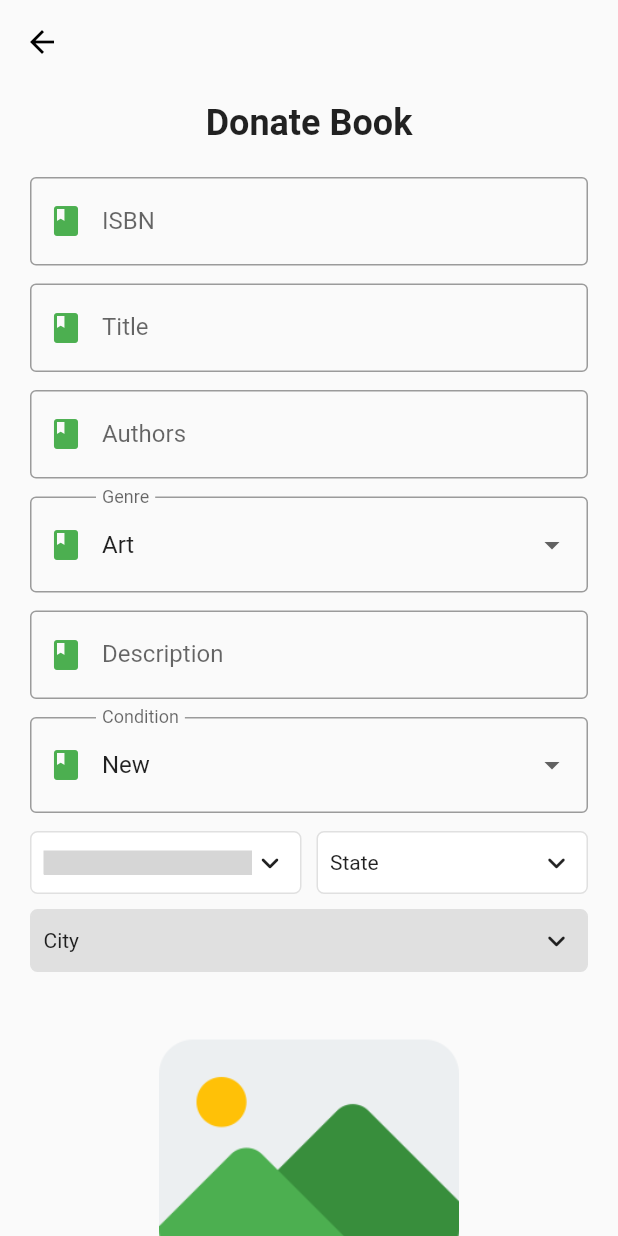
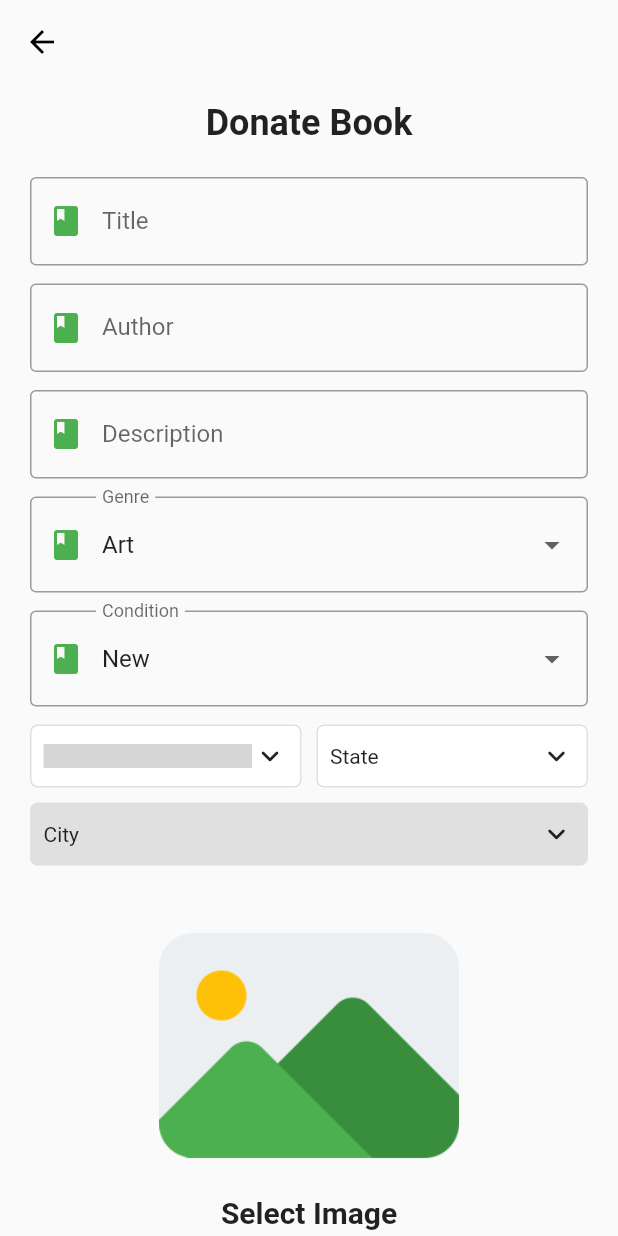
Before and after one commit to varun2430/book_bounty, a Flutter app: the screen it shows once a user with an empty profile is signed in, after a tap on "DONATE", on a phone screen of 412 x 824 dp. Run offline on Flutter 3.47's test engine with Material 2 defaults, Android fonts, the phone set to English and light mode, and no system bars; drawn by our look-alikes of csc_picker; our stand-ins replace cloud_firestore, firebase_auth, firebase_core, firebase_storage, flutter_svg, image_picker; accounts and stored records are empty; network calls fail; grey boxes are pictures that could not be loaded.

Commit message:
updates book schema

```diff
--- a/lib/screens/details/components/body.dart
+++ b/lib/screens/details/components/body.dart
@@ -35,7 +35,7 @@ class Body extends StatelessWidget {
                   child: Column(
                     children: [
                       LocationAndCondition(
-                          location: book.get('location'),
+                          location: '${book.get('city')}, ${book.get('state')}',
                           condition: book.get('condition')),
                       Description(bookDesc: book.get('description')),
                       KnowMoreAndApply(book: book),
--- a/lib/screens/donate/components/body.dart
+++ b/lib/screens/donate/components/body.dart
@@ -15,32 +15,25 @@ class Body extends StatefulWidget {
   State<Body> createState() => _BodyState();
 }
 
-String? stateValue = "", cityValue = "", countryValue = "";
-String imageURL = '';
-String selectedImagePath = '';
-
 class _BodyState extends State<Body> {
   _BodyState() {
     selectedCondition = conditions[0];
     selectedGenre = genres[0];
   }
-  final conditions = ["New", "Good", "Better", "Poor"];
+  final conditions = ["New", "Good", "Fair", "Poor"];
   final genres = [
     'Art',
+    'Autobiography',
     'Biography',
     'Business',
-    'Chick Lit',
     'Children',
-    'Christian',
     'Classics',
     'Comics',
     'Contemporary',
     'Cookbooks',
     'Crime',
-    'Ebooks',
     'Fantasy',
     'Fiction',
-    'Gay and Lesbian',
     'Graphic Novels',
     'Historical Fiction',
     'History',
@@ -67,28 +60,38 @@ class _BodyState extends State<Body> {
     'Travel',
     'Young Adult'
   ];
+
   final _formKey = GlobalKey<FormState>();
-  final isbnController = TextEditingController();
+  String imageURL = '';
+  String selectedImagePath = '';
+  String? stateValue = "", cityValue = "", countryValue = "";
+  String? selectedCondition = '', selectedGenre = '';
+  // final isbnController = TextEditingController();
   final titleController = TextEditingController();
   final authorController = TextEditingController();
-  final genreController = TextEditingController();
   final descriptionController = TextEditingController();
   final imageController = TextEditingController();
-  final conditionController = TextEditingController();
-  final locationController = TextEditingController();
-  String? selectedCondition = '', selectedGenre = '';
+
   @override
   void dispose() {
-    isbnController.dispose();
+    // isbnController.dispose();
     titleController.dispose();
     authorController.dispose();
-    genreController.dispose();
     descriptionController.dispose();
     imageController.dispose();
-    conditionController.dispose();
-    locationController.dispose();
 
     super.dispose();
+  }
+
+  getPrefixList(String str) {
+    str = str.toLowerCase();
+    List<String> prefixList = [];
+    String tmp = "";
+    for (int i = 0; i < str.length; i++) {
+      tmp = tmp + str[i];
+      prefixList.add(tmp);
+    }
+    return prefixList;
   }
 
   Future<void> donate() async {
@@ -112,16 +115,18 @@ class _BodyState extends State<Body> {
     final myCollectionRef = FirebaseFirestore.instance.collection('book');
 
     final myFields = {
-      'isbn': isbnController.text.trim(),
+      // 'isbn': isbnController.text.trim(),
       'title': titleController.text.trim(),
+      'titlePrefix': getPrefixList(titleController.text.trim()),
       'author': authorController.text.trim(),
       'genre': selectedGenre,
       'description': descriptionController.text.trim(),
       'image': imageURL,
       'condition': selectedCondition,
-      'location': "$stateValue, $cityValue",
+      'city': '$cityValue',
+      'state': '$stateValue',
       'donated_by': FirebaseAuth.instance.currentUser!.uid,
-      'applied_by': [],
+      'applied_by': '',
     };
 
     try {
@@ -157,27 +162,27 @@ class _BodyState extends State<Body> {
               key: _formKey,
               child: Column(
                 children: [
-                  Padding(
-                    padding: const EdgeInsets.only(bottom: 12),
-                    child: TextFormField(
-                      controller: isbnController,
-                      keyboardType: TextInputType.number,
-                      textInputAction: TextInputAction.next,
-                      decoration: const InputDecoration(
-                        border: OutlineInputBorder(
-                            borderSide: BorderSide(color: Colors.black)),
-                        focusedBorder: OutlineInputBorder(
-                            borderSide:
-                                BorderSide(color: Color(0xFF66ffee), width: 2)),
-                        prefixIcon: Icon(
-                          Icons.book,
-                          color: Colors.green,
-                        ),
-                        labelText: 'ISBN',
-                        hintText: 'ISBN',
-                      ),
-                    ),
-                  ),
+                  // Padding(
+                  //   padding: const EdgeInsets.only(bottom: 12),
+                  //   child: TextFormField(
+                  //     controller: isbnController,
+                  //     keyboardType: TextInputType.number,
+                  //     textInputAction: TextInputAction.next,
+                  //     decoration: const InputDecoration(
+                  //       border: OutlineInputBorder(
+                  //           borderSide: BorderSide(color: Colors.black)),
+                  //       focusedBorder: OutlineInputBorder(
+                  //           borderSide:
+                  //               BorderSide(color: Color(0xFF66ffee), width: 2)),
+                  //       prefixIcon: Icon(
+                  //         Icons.book,
+                  //         color: Colors.green,
+                  //       ),
+                  //       labelText: 'ISBN',
+                  //       hintText: 'ISBN',
+                  //     ),
+                  //   ),
+                  // ),
                   Padding(
                     padding: const EdgeInsets.only(bottom: 12),
                     child: TextFormField(
@@ -213,8 +218,28 @@ class _BodyState extends State<Body> {
                           Icons.book,
                           color: Colors.green,
                         ),
-                        labelText: 'Authors',
-                        hintText: 'Authors',
+                        labelText: 'Author',
+                        hintText: 'Author',
+                      ),
+                    ),
+                  ),
+                  Padding(
+                    padding: const EdgeInsets.only(bottom: 12),
+                    child: TextFormField(
+                      controller: descriptionController,
+                      textInputAction: TextInputAction.next,
+                      decoration: const InputDecoration(
+                        border: OutlineInputBorder(
+                            borderSide: BorderSide(color: Colors.black)),
+                        focusedBorder: OutlineInputBorder(
+                            borderSide:
+                                BorderSide(color: Color(0xFF66ffee), width: 2)),
+                        prefixIcon: Icon(
+                          Icons.book,
+                          color: Colors.green,
+                        ),
+                        labelText: 'Description',
+                        hintText: 'Description',
                       ),
                     ),
                   ),
@@ -243,43 +268,6 @@ class _BodyState extends State<Body> {
                         hintText: 'Genre',
                       ),
                     ),
-                    // TextFormField(
-                    //   controller: genreController,
-                    //   textInputAction: TextInputAction.next,
-                    //   decoration: const InputDecoration(
-                    //     border: OutlineInputBorder(
-                    //         borderSide: BorderSide(color: Colors.black)),
-                    //     focusedBorder: OutlineInputBorder(
-                    //         borderSide:
-                    //             BorderSide(color: Color(0xFF66ffee), width: 2)),
-                    //     prefixIcon: Icon(
-                    //       Icons.book,
-                    //       color: Colors.green,
-                    //     ),
-                    //     labelText: 'Genre',
-                    //     hintText: 'Genre',
-                    //   ),
-                    // ),
-                  ),
-                  Padding(
-                    padding: const EdgeInsets.only(bottom: 12),
-                    child: TextFormField(
-                      controller: descriptionController,
-                      textInputAction: TextInputAction.next,
-                      decoration: const InputDecoration(
-                        border: OutlineInputBorder(
-                            borderSide: BorderSide(color: Colors.black)),
-                        focusedBorder: OutlineInputBorder(
-                            borderSide:
-                                BorderSide(color: Color(0xFF66ffee), width: 2)),
-                        prefixIcon: Icon(
-                          Icons.book,
-                          color: Colors.green,
-                        ),
-                        labelText: 'Description',
-                        hintText: 'Description',
-                      ),
-                    ),
                   ),
                   Padding(
                     padding: const EdgeInsets.only(bottom: 12),
@@ -306,23 +294,6 @@ class _BodyState extends State<Body> {
                         hintText: 'Condition',
                       ),
                     ),
-                    // TextFormField(
-                    //   controller: conditionController,
-                    //   textInputAction: TextInputAction.next,
-                    //   decoration: const InputDecoration(
-                    //     border: OutlineInputBorder(
-                    //         borderSide: BorderSide(color: Colors.black)),
-                    //     focusedBorder: OutlineInputBorder(
-                    //         borderSide:
-                    //             BorderSide(color: Color(0xFF66ffee), width: 2)),
-                    //     prefixIcon: Icon(
-                    //       Icons.book,
-                    //       color: Colors.green,
-                    //     ),
-                    //     labelText: 'Condition',
-                    //     hintText: 'Condition',
-                    //   ),
-                    // ),
                   ),
                   Padding(
                     padding: const EdgeInsets.only(bottom: 20),
--- a/lib/screens/home/components/book_card.dart
+++ b/lib/screens/home/components/book_card.dart
@@ -46,7 +46,7 @@ class BookCard extends StatelessWidget {
           Padding(
             padding: const EdgeInsets.only(left: 5),
             child: Text(
-              book.get('location'),
+              '${book.get('city')}, ${book.get('state')}',
               overflow: TextOverflow.ellipsis,
               maxLines: 1,
               style: const TextStyle(
--- a/lib/screens/home/home_screen.dart
+++ b/lib/screens/home/home_screen.dart
@@ -1,17 +1,135 @@
+import 'package:cloud_firestore/cloud_firestore.dart';
 import 'package:flutter/material.dart';
-import 'package:book_bounty/screens/home/components/body.dart';
-import 'package:book_bounty/screens/home/components/search_and_menu_button.dart';
 import 'package:book_bounty/screens/donate/donate_screen.dart';
 
-class HomeScreen extends StatelessWidget {
+import '../details/details_screen.dart';
+import '../profile/profile_screen.dart';
+import 'components/book_card.dart';
+import 'components/categories.dart';
+
+class HomeScreen extends StatefulWidget {
   const HomeScreen({Key? key}) : super(key: key);
+
+  @override
+  State<HomeScreen> createState() => _HomeScreenState();
+}
+
+class _HomeScreenState extends State<HomeScreen> {
+  final _searchController = TextEditingController();
+
+  @override
+  void dispose() {
+    _searchController.dispose();
+    super.dispose();
+  }
 
   @override
   Widget build(BuildContext context) {
     return Scaffold(
       backgroundColor: const Color(0xFFB4E4FF),
-      appBar: buildAppBar(context),
-      body: const Body(),
+      appBar: AppBar(
+        elevation: 0,
+        backgroundColor: const Color(0xFF146C94),
+        title: Row(
+          mainAxisAlignment: MainAxisAlignment.spaceBetween,
+          children: [
+            Expanded(
+              child: Container(
+                height: 40,
+                decoration: BoxDecoration(
+                  color: Colors.grey[300],
+                  borderRadius: BorderRadius.circular(30),
+                ),
+                child: TextField(
+                  controller: _searchController,
+                  onChanged: (value) {},
+                  decoration: const InputDecoration(
+                    enabledBorder: InputBorder.none,
+                    focusedBorder: InputBorder.none,
+                    hintText: "Search Book",
+                    prefixIcon: Icon(
+                      Icons.search,
+                      color: Colors.blueAccent,
+                    ),
+                  ),
+                ),
+              ),
+            ),
+            const SizedBox(width: 4),
+            InkWell(
+              onTap: () => Navigator.push(
+                  context,
+                  MaterialPageRoute(
+                    builder: (context) => const ProfileScreen(),
+                  )),
+              borderRadius: BorderRadius.circular(50),
+              child: Container(
+                width: 45,
+                height: 45,
+                decoration: const BoxDecoration(
+                  color: Colors.transparent,
+                  shape: BoxShape.circle,
+                ),
+                child: const Icon(
+                  Icons.account_circle_outlined,
+                  size: 34,
+                  color: Color(0xFFB4E4FF),
+                ),
+              ),
+            ),
+          ],
+        ),
+      ),
+      body: Column(
+        crossAxisAlignment: CrossAxisAlignment.start,
+        children: [
+          const Categories(),
+          Expanded(
+            child: Padding(
+              padding: const EdgeInsets.symmetric(horizontal: 20),
+              child: StreamBuilder<QuerySnapshot>(
+                stream:
+                    FirebaseFirestore.instance.collection('book').snapshots(),
+                builder: (BuildContext context,
+                    AsyncSnapshot<QuerySnapshot> snapshot) {
+                  if (snapshot.hasError) {
+                    return const Text('Something went wrong!');
+                  }
+
+                  if (snapshot.connectionState == ConnectionState.waiting) {
+                    return const Center(
+                      child: CircularProgressIndicator(),
+                    );
+                  }
+
+                  return GridView.builder(
+                    itemCount: snapshot.data!.docs.length,
+                    gridDelegate:
+                        const SliverGridDelegateWithFixedCrossAxisCount(
+                      crossAxisCount: 2,
+                      childAspectRatio: 0.80,
+                      mainAxisSpacing: 15,
+                      crossAxisSpacing: 15,
+                    ),
+                    itemBuilder: (BuildContext context, int index) {
+                      final data = snapshot.data!.docs[index];
+
+                      return BookCard(
+                        book: data,
+                        press: () => Navigator.push(
+                            context,
+                            MaterialPageRoute(
+                                builder: (context) =>
+                                    DetailsScreen(book: data))),
+                      );
+                    },
+                  );
+                },
+              ),
+            ),
+          ),
+        ],
+      ),
       floatingActionButtonLocation: FloatingActionButtonLocation.centerFloat,
       floatingActionButton: ElevatedButton(
         onPressed: () => Navigator.push(
@@ -26,12 +144,4 @@ class HomeScreen extends StatelessWidget {
       ),
     );
   }
-
-  AppBar buildAppBar(BuildContext context) {
-    return AppBar(
-      elevation: 0,
-      backgroundColor: const Color(0xFF146C94),
-      title: const SearchAndMenuButton(),
-    );
-  }
 }
--- a/lib/screens/profile/components/body.dart
+++ b/lib/screens/profile/components/body.dart
@@ -195,11 +195,11 @@ class _BodyState extends State<Body> {
                           children: [
                             Expanded(child: Text(data['title'])),
                             const SizedBox(width: 10),
-                            Expanded(child: Text(data['applied_by'][0])),
+                            Expanded(child: Text(data['applied_by'])),
                             TextButton(
                               onPressed: () {
                                 _launchEmailClient(
-                                    data['applied_by'][0], data['title']);
+                                    data['applied_by'], data['title']);
                               },
                               child: const Icon(
                                 Icons.mail,
```
Also changed, not shown: lib/screens/details/components/know_more_and_apply.dart (+6 -7 lines), lib/screens/home/components/categories.dart (+38 -8 lines).
